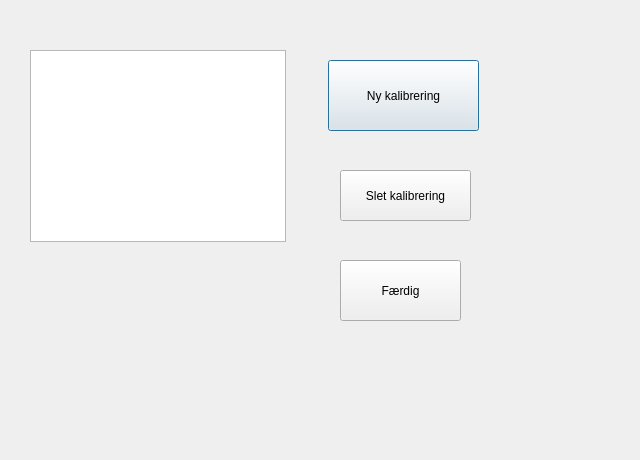
Qt form Qt/KameraKalibrering/kalibrering.ui (fjederholdt/Afgangsprojekt) before a commit.
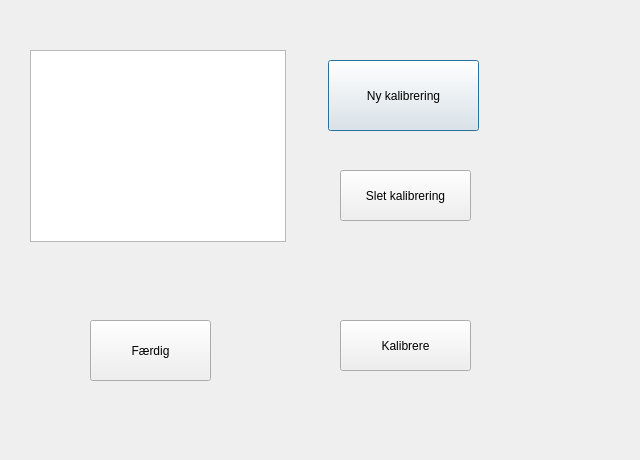
The same form after that commit.

```diff
--- a/Qt/KameraKalibrering/kalibrering.ui
+++ b/Qt/KameraKalibrering/kalibrering.ui
@@ -39,8 +39,8 @@
   <widget class="QPushButton" name="annuller">
    <property name="geometry">
     <rect>
-     <x>340</x>
-     <y>260</y>
+     <x>90</x>
+     <y>320</y>
      <width>121</width>
      <height>61</height>
     </rect>
@@ -62,6 +62,19 @@
     <string>Slet kalibrering</string>
    </property>
   </widget>
+  <widget class="QPushButton" name="kalibrere">
+   <property name="geometry">
+    <rect>
+     <x>340</x>
+     <y>320</y>
+     <width>131</width>
+     <height>51</height>
+    </rect>
+   </property>
+   <property name="text">
+    <string>Kalibrere</string>
+   </property>
+  </widget>
  </widget>
  <resources/>
  <connections/>
```
